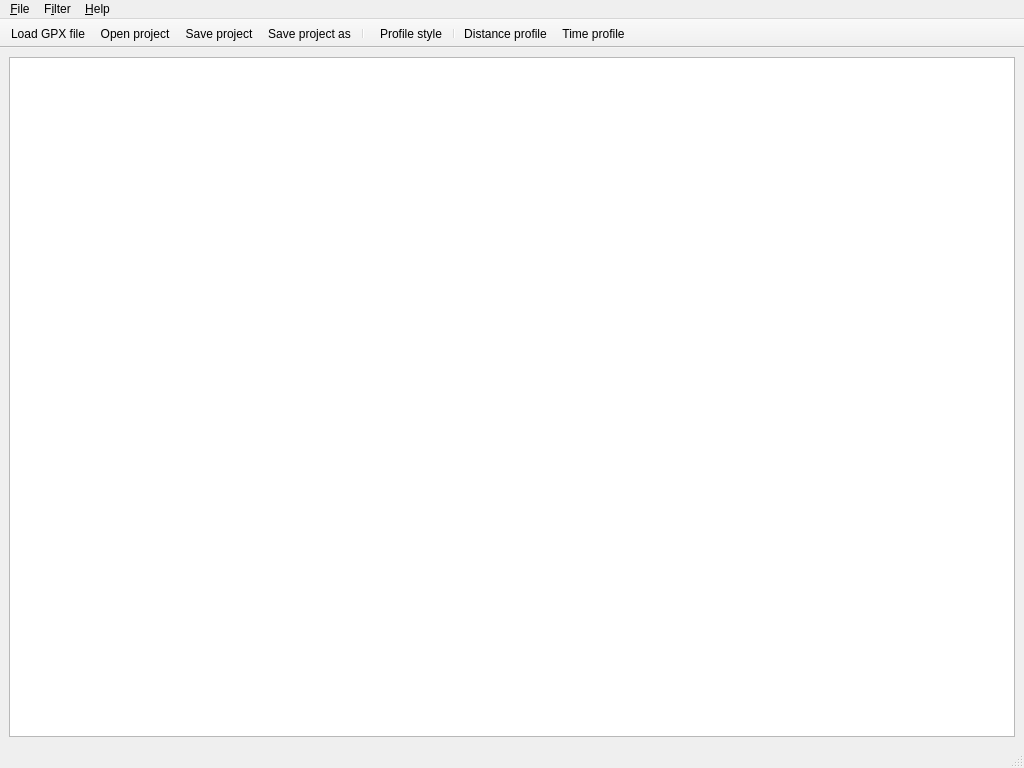
The window that ui/mainwindow.ui (salsergey/gpxviewer) describes before a commit, drawn with Qt 5.
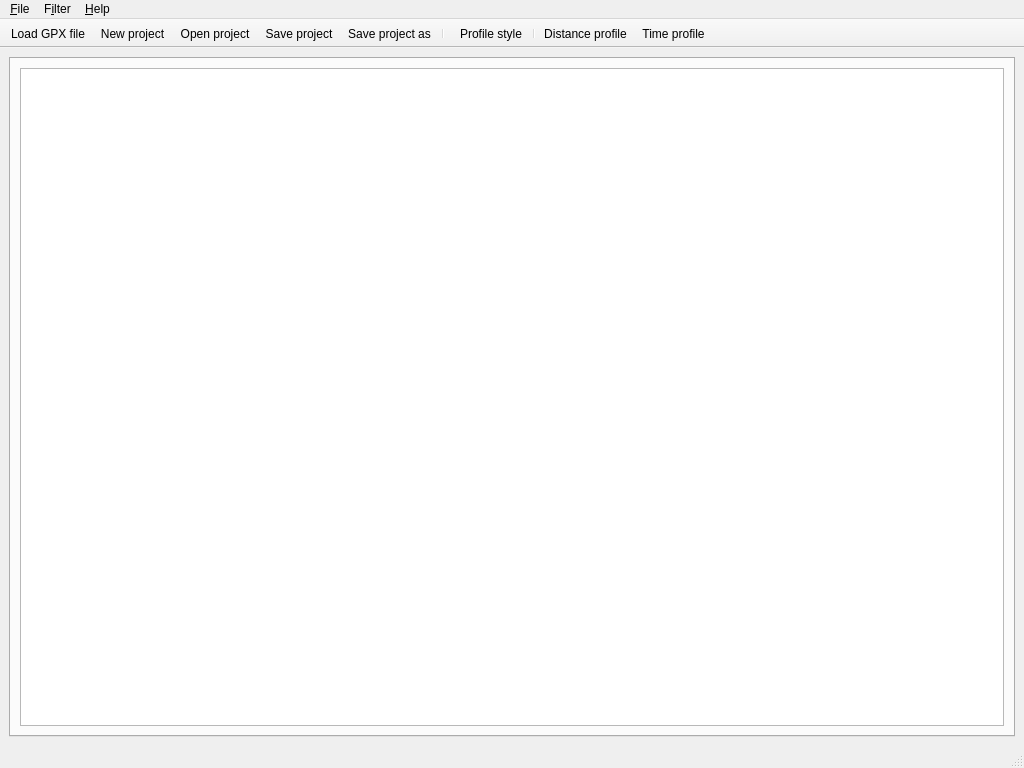
The same window after the commit. Icons and pictures are not drawn.

Diff of the .ui file:
```diff
--- a/ui/mainwindow.ui
+++ b/ui/mainwindow.ui
@@ -14,15 +14,32 @@
    <string notr="true">GPX Viewer</string>
   </property>
   <widget class="QWidget" name="centralwidget">
-   <layout class="QVBoxLayout" name="verticalLayout">
+   <layout class="QVBoxLayout" name="verticalLayout_2">
     <item>
-     <widget class="QTableView" name="gpxView">
-      <property name="selectionBehavior">
-       <enum>QAbstractItemView::SelectRows</enum>
+     <widget class="QTabWidget" name="tabWidget">
+      <property name="currentIndex">
+       <number>0</number>
       </property>
-      <attribute name="horizontalHeaderStretchLastSection">
+      <property name="tabBarAutoHide" stdset="0">
        <bool>true</bool>
-      </attribute>
+      </property>
+      <widget class="QWidget" name="wptTab">
+       <attribute name="title">
+        <string>Waypoints</string>
+       </attribute>
+       <layout class="QVBoxLayout" name="verticalLayout">
+        <item>
+         <widget class="QTableView" name="wptView">
+          <property name="selectionBehavior">
+           <enum>QAbstractItemView::SelectRows</enum>
+          </property>
+          <attribute name="horizontalHeaderStretchLastSection">
+           <bool>true</bool>
+          </attribute>
+         </widget>
+        </item>
+       </layout>
+      </widget>
      </widget>
     </item>
    </layout>
@@ -75,6 +92,9 @@
    <property name="movable">
     <bool>false</bool>
    </property>
+   <property name="toolButtonStyle">
+    <enum>Qt::ToolButtonIconOnly</enum>
+   </property>
    <attribute name="toolBarArea">
     <enum>TopToolBarArea</enum>
    </attribute>
@@ -82,6 +102,7 @@
     <bool>false</bool>
    </attribute>
    <addaction name="actionLoadGPXfile"/>
+   <addaction name="actionNew"/>
    <addaction name="actionOpen"/>
    <addaction name="actionSave"/>
    <addaction name="actionSaveAs"/>
@@ -236,6 +257,14 @@
     <string>About &amp;GPX Viewer</string>
    </property>
   </action>
+  <action name="actionNew">
+   <property name="text">
+    <string>&amp;New project</string>
+   </property>
+   <property name="shortcut">
+    <string notr="true"/>
+   </property>
+  </action>
  </widget>
  <resources/>
  <connections>
```
Left out of the diff: 44 changed lines with no effect on the pictures.
